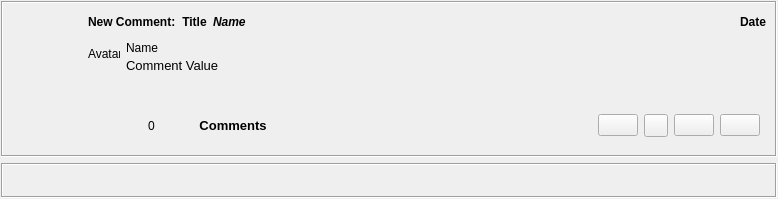
Qt form retroshare-gui/src/gui/feeds/BoardsCommentsItem.ui (RetroShare/RetroShare) before a commit.
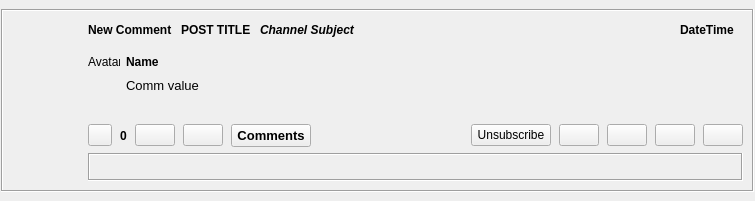
The same form after that commit. Icons and pictures are not drawn. Custom widgets are drawn as their Qt base class.

Commit message:
Fixing some layout issues & use the same ui for both classes
* Fixing some layout issues & use the same ui for both classes
* Hide unneeded Button
* Removed unneeded Label

```diff
--- a/retroshare-gui/src/gui/feeds/BoardsCommentsItem.ui
+++ b/retroshare-gui/src/gui/feeds/BoardsCommentsItem.ui
@@ -6,16 +6,10 @@
    <rect>
     <x>0</x>
     <y>0</y>
-    <width>778</width>
-    <height>199</height>
+    <width>755</width>
+    <height>201</height>
    </rect>
   </property>
-  <property name="windowTitle">
-   <string notr="true"/>
-  </property>
-  <property name="styleSheet">
-   <string notr="true"/>
-  </property>
   <layout class="QGridLayout" name="gridLayout_3">
    <property name="leftMargin">
     <number>1</number>
@@ -48,14 +42,11 @@
      </property>
      <layout class="QGridLayout" name="gridLayout_2">
       <item row="0" column="0" rowspan="4">
-       <layout class="QVBoxLayout" name="verticalLayout_3">
-        <property name="topMargin">
-         <number>0</number>
-        </property>
+       <layout class="QVBoxLayout" name="verticalLayout">
         <item>
          <widget class="QLabel" name="thumbnailLabel">
           <property name="sizePolicy">
-           <sizepolicy hsizetype="Fixed" vsizetype="Fixed">
+           <sizepolicy hsizetype="Preferred" vsizetype="Maximum">
             <horstretch>0</horstretch>
             <verstretch>0</verstretch>
            </sizepolicy>
@@ -72,12 +63,6 @@
             <height>70</height>
            </size>
           </property>
-          <property name="styleSheet">
-           <string notr="true"/>
-          </property>
-          <property name="frameShape">
-           <enum>QFrame::NoFrame</enum>
-          </property>
           <property name="text">
            <string/>
           </property>
@@ -87,17 +72,20 @@
           <property name="scaledContents">
            <bool>true</bool>
           </property>
+          <property name="alignment">
+           <set>Qt::AlignCenter</set>
+          </property>
          </widget>
         </item>
         <item>
-         <spacer name="verticalSpacer_2">
+         <spacer name="verticalSpacer">
           <property name="orientation">
            <enum>Qt::Vertical</enum>
           </property>
           <property name="sizeHint" stdset="0">
            <size>
-            <width>50</width>
-            <height>5</height>
+            <width>20</width>
+            <height>40</height>
            </size>
           </property>
          </spacer>
@@ -105,7 +93,21 @@
        </layout>
       </item>
       <item row="0" column="1">
+       <layout class="QHBoxLayout" name="tilteHLayout">
+        <property name="spacing">
+         <number>9</number>
+        </property>
+        <property name="rightMargin">
+         <number>9</number>
+        </property>
+        <item>
        <widget class="QLabel" name="newCommentLabel">
+          <property name="sizePolicy">
+           <sizepolicy hsizetype="Preferred" vsizetype="Preferred">
+            <horstretch>0</horstretch>
+            <verstretch>0</verstretch>
+           </sizepolicy>
+          </property>
         <property name="font">
          <font>
           <weight>75</weight>
@@ -113,21 +115,15 @@
          </font>
         </property>
         <property name="text">
-         <string>New Comment:</string>
+           <string>New Comment</string>
         </property>
         <property name="scaledContents">
          <bool>true</bool>
         </property>
        </widget>
       </item>
-      <item row="0" column="2">
-       <widget class="StyledLabel" name="titleLabel">
-        <property name="sizePolicy">
-         <sizepolicy hsizetype="Preferred" vsizetype="Expanding">
-          <horstretch>0</horstretch>
-          <verstretch>0</verstretch>
-         </sizepolicy>
-        </property>
+        <item>
+         <widget class="QLabel" name="subjectLabel">
         <property name="font">
          <font>
           <weight>75</weight>
@@ -135,24 +131,21 @@
          </font>
         </property>
         <property name="text">
-         <string notr="true">Title</string>
-        </property>
-        <property name="alignment">
-         <set>Qt::AlignCenter</set>
-        </property>
-        <property name="wordWrap">
-         <bool>false</bool>
+           <string notr="true">POST TITLE</string>
         </property>
         <property name="openExternalLinks">
          <bool>true</bool>
         </property>
-        <property name="textInteractionFlags">
-         <set>Qt::LinksAccessibleByMouse|Qt::TextSelectableByMouse</set>
-        </property>
-       </widget>
-      </item>
-      <item row="0" column="3">
-       <widget class="QLabel" name="nameLabel">
+         </widget>
+        </item>
+        <item>
+         <widget class="QLabel" name="titleLabel">
+          <property name="sizePolicy">
+           <sizepolicy hsizetype="Preferred" vsizetype="Preferred">
+            <horstretch>0</horstretch>
+            <verstretch>0</verstretch>
+           </sizepolicy>
+          </property>
         <property name="font">
          <font>
           <weight>75</weight>
@@ -161,37 +154,31 @@
          </font>
         </property>
         <property name="text">
-         <string>Name</string>
+           <string notr="true">Channel Subject</string>
+          </property>
+          <property name="scaledContents">
+           <bool>false</bool>
         </property>
         <property name="openExternalLinks">
          <bool>true</bool>
         </property>
        </widget>
       </item>
-      <item row="0" column="4">
-       <spacer name="horizontalSpacer_4">
+        <item>
+         <spacer name="horizontalSpacer">
         <property name="orientation">
          <enum>Qt::Horizontal</enum>
         </property>
-        <property name="sizeType">
-         <enum>QSizePolicy::Expanding</enum>
-        </property>
         <property name="sizeHint" stdset="0">
          <size>
-          <width>479</width>
+            <width>40</width>
           <height>20</height>
          </size>
         </property>
        </spacer>
       </item>
-      <item row="0" column="5">
+        <item>
        <widget class="QLabel" name="datetimeLabel">
-        <property name="sizePolicy">
-         <sizepolicy hsizetype="Minimum" vsizetype="Preferred">
-          <horstretch>0</horstretch>
-          <verstretch>0</verstretch>
-         </sizepolicy>
-        </property>
         <property name="font">
          <font>
           <weight>75</weight>
@@ -199,22 +186,27 @@
          </font>
         </property>
         <property name="text">
-         <string notr="true">Date</string>
-        </property>
-        <property name="openExternalLinks">
-         <bool>true</bool>
+           <string notr="true">DateTime</string>
         </property>
        </widget>
       </item>
-      <item row="1" column="1" colspan="5">
+       </layout>
+      </item>
+      <item row="1" column="1">
        <widget class="QFrame" name="commentFrame">
         <property name="sizePolicy">
-         <sizepolicy hsizetype="Preferred" vsizetype="Preferred">
+         <sizepolicy hsizetype="Expanding" vsizetype="Preferred">
           <horstretch>0</horstretch>
           <verstretch>0</verstretch>
          </sizepolicy>
         </property>
-        <layout class="QGridLayout" name="commentgridLayout">
+        <property name="styleSheet">
+         <string notr="true"/>
+        </property>
+        <layout class="QGridLayout" name="gridLayout">
+         <property name="sizeConstraint">
+          <enum>QLayout::SetDefaultConstraint</enum>
+         </property>
          <property name="leftMargin">
           <number>0</number>
          </property>
@@ -227,10 +219,64 @@
          <property name="bottomMargin">
           <number>0</number>
          </property>
+         <property name="horizontalSpacing">
+          <number>6</number>
+         </property>
          <property name="verticalSpacing">
           <number>0</number>
          </property>
-         <item row="0" column="0" rowspan="2">
+         <item row="0" column="3">
+          <spacer name="horizontalSpacer_3">
+           <property name="orientation">
+            <enum>Qt::Horizontal</enum>
+           </property>
+           <property name="sizeType">
+            <enum>QSizePolicy::Expanding</enum>
+           </property>
+           <property name="sizeHint" stdset="0">
+            <size>
+             <width>288</width>
+             <height>17</height>
+            </size>
+           </property>
+          </spacer>
+         </item>
+         <item row="1" column="0">
+          <spacer name="verticalSpacer_3">
+           <property name="orientation">
+            <enum>Qt::Vertical</enum>
+           </property>
+           <property name="sizeHint" stdset="0">
+            <size>
+             <width>20</width>
+             <height>40</height>
+            </size>
+           </property>
+          </spacer>
+         </item>
+         <item row="0" column="2">
+          <widget class="GxsIdLabel" name="nameLabel">
+           <property name="sizePolicy">
+            <sizepolicy hsizetype="Preferred" vsizetype="Preferred">
+             <horstretch>0</horstretch>
+             <verstretch>0</verstretch>
+            </sizepolicy>
+           </property>
+           <property name="font">
+            <font>
+             <weight>75</weight>
+             <bold>true</bold>
+            </font>
+           </property>
+           <property name="text">
+            <string>Name</string>
+           </property>
+           <property name="alignment">
+            <set>Qt::AlignLeading|Qt::AlignLeft|Qt::AlignVCenter</set>
+           </property>
+          </widget>
+         </item>
+         <item row="0" column="0">
           <widget class="QLabel" name="avatarLabel">
            <property name="minimumSize">
             <size>
@@ -249,27 +295,7 @@
            </property>
           </widget>
          </item>
-         <item row="0" column="1">
-          <widget class="GxsIdLabel" name="nicknameLabel">
-           <property name="text">
-            <string>Name</string>
-           </property>
-          </widget>
-         </item>
-         <item row="0" column="2">
-          <spacer name="horizontalSpacer_2">
-           <property name="orientation">
-            <enum>Qt::Horizontal</enum>
-           </property>
-           <property name="sizeHint" stdset="0">
-            <size>
-             <width>508</width>
-             <height>20</height>
-            </size>
-           </property>
-          </spacer>
-         </item>
-         <item row="1" column="1" rowspan="2" colspan="2">
+         <item row="1" column="2" colspan="2">
           <widget class="QLabel" name="commLabel">
            <property name="sizePolicy">
             <sizepolicy hsizetype="Preferred" vsizetype="Preferred">
@@ -284,7 +310,7 @@
             </font>
            </property>
            <property name="text">
-            <string>Comment Value</string>
+            <string>Comm value</string>
            </property>
            <property name="alignment">
             <set>Qt::AlignLeading|Qt::AlignLeft|Qt::AlignTop</set>
@@ -297,106 +323,16 @@
            </property>
           </widget>
          </item>
-         <item row="2" column="0">
-          <spacer name="verticalSpacer">
-           <property name="orientation">
-            <enum>Qt::Vertical</enum>
-           </property>
-           <property name="sizeType">
-            <enum>QSizePolicy::Expanding</enum>
-           </property>
-           <property name="sizeHint" stdset="0">
-            <size>
-             <width>20</width>
-             <height>38</height>
-            </size>
-           </property>
-          </spacer>
-         </item>
         </layout>
        </widget>
       </item>
-      <item row="2" column="1" colspan="5">
+      <item row="2" column="1">
        <layout class="QHBoxLayout" name="buttonHLayout">
         <property name="spacing">
-         <number>6</number>
+         <number>8</number>
         </property>
-        <property name="leftMargin">
-         <number>0</number>
-        </property>
-        <property name="rightMargin">
-         <number>6</number>
-        </property>
-        <property name="bottomMargin">
-         <number>3</number>
-        </property>
         <item>
-         <widget class="QToolButton" name="voteUpButton">
-          <property name="sizePolicy">
-           <sizepolicy hsizetype="Preferred" vsizetype="Preferred">
-            <horstretch>0</horstretch>
-            <verstretch>0</verstretch>
-           </sizepolicy>
-          </property>
-          <property name="toolTip">
-           <string>Vote up</string>
-          </property>
-          <property name="styleSheet">
-           <string notr="true"/>
-          </property>
-          <property name="text">
-           <string/>
-          </property>
-          <property name="icon">
-           <iconset>
-            <normaloff>:/images/up-arrow.png</normaloff>:/images/up-arrow.png</iconset>
-          </property>
-          <property name="autoRaise">
-           <bool>true</bool>
-          </property>
-         </widget>
-        </item>
-        <item>
-         <widget class="QToolButton" name="voteDownButton">
-          <property name="sizePolicy">
-           <sizepolicy hsizetype="Preferred" vsizetype="Preferred">
-            <horstretch>0</horstretch>
-            <verstretch>0</verstretch>
-           </sizepolicy>
-          </property>
-          <property name="minimumSize">
-           <size>
-            <width>0</width>
-            <height>0</height>
-           </size>
-          </property>
-          <property name="toolTip">
-           <string>Vote down</string>
-          </property>
-          <property name="styleSheet">
-           <string notr="true"/>
-          </property>
-          <property name="icon">
-           <iconset>
-            <normaloff>:/images/down-arrow.png</normaloff>:/images/down-arrow.png</iconset>
-          </property>
-          <property name="autoRaise">
-           <bool>true</bool>
-          </property>
-         </widget>
-        </item>
-        <item>
-         <widget class="StyledLabel" name="scoreLabel">
-          <property name="text">
-           <string>0</string>
-          </property>
-          <property name="alignment">
-           <set>Qt::AlignCenter</set>
-          </property>
-         </widget>
-        </item>
-        <item>
-         <widget class="QToolButton" name="readButton">
+         <widget class="QPushButton" name="readButton">
           <property name="maximumSize">
            <size>
             <width>24</width>
@@ -419,13 +355,46 @@
           <property name="checked">
            <bool>false</bool>
           </property>
-          <property name="autoRaise">
-           <bool>true</bool>
+          <property name="flat">
+           <bool>false</bool>
           </property>
          </widget>
         </item>
         <item>
-         <widget class="QToolButton" name="commentButton">
+         <widget class="QLabel" name="scoreLabel">
+          <property name="font">
+           <font>
+            <weight>75</weight>
+            <bold>true</bold>
+           </font>
+          </property>
+          <property name="text">
+           <string>0</string>
+          </property>
+         </widget>
+        </item>
+        <item>
+         <widget class="QPushButton" name="voteUpButton">
+          <property name="toolTip">
+           <string>I like this</string>
+          </property>
+          <property name="text">
+           <string/>
+          </property>
+         </widget>
+        </item>
+        <item>
+         <widget class="QPushButton" name="voteDownButton">
+          <property name="toolTip">
+           <string>I dislike this</string>
+          </property>
+          <property name="text">
+           <string/>
+          </property>
+         </widget>
+        </item>
+        <item>
+         <widget class="QPushButton" name="commentButton">
           <property name="font">
            <font>
             <family>MS Sans Serif</family>
@@ -437,35 +406,44 @@
           <property name="text">
            <string>Comments</string>
           </property>
-          <property name="icon">
-           <iconset>
-            <normaloff>:/images/comments.png</normaloff>:/images/comments.png</iconset>
-          </property>
-          <property name="toolButtonStyle">
-           <enum>Qt::ToolButtonTextBesideIcon</enum>
-          </property>
-          <property name="autoRaise">
-           <bool>true</bool>
-          </property>
          </widget>
         </item>
         <item>
-         <spacer name="horizontalSpacer">
+         <spacer name="horizontalSpacer_2">
           <property name="orientation">
            <enum>Qt::Horizontal</enum>
           </property>
           <property name="sizeHint" stdset="0">
            <size>
-            <width>118</width>
+            <width>40</width>
             <height>20</height>
            </size>
           </property>
          </spacer>
         </item>
+        <item>
+         <widget class="QPushButton" name="unsubscribeButton">
+          <property name="sizePolicy">
+           <sizepolicy hsizetype="Fixed" vsizetype="Fixed">
+            <horstretch>0</horstretch>
+            <verstretch>0</verstretch>
+           </sizepolicy>
+          </property>
+          <property name="focusPolicy">
+           <enum>Qt::NoFocus</enum>
+          </property>
+          <property name="toolTip">
+           <string>Unsubscribe From Channel</string>
+          </property>
+          <property name="text">
+           <string>Unsubscribe</string>
+          </property>
+         </widget>
+        </item>
         <item>
          <widget class="QPushButton" name="copyLinkButton">
           <property name="sizePolicy">
-           <sizepolicy hsizetype="Preferred" vsizetype="Fixed">
+           <sizepolicy hsizetype="Fixed" vsizetype="Fixed">
             <horstretch>0</horstretch>
             <verstretch>0</verstretch>
            </sizepolicy>
@@ -482,33 +460,32 @@
           <property name="text">
            <string/>
           </property>
-          <property name="icon">
-           <iconset>
-            <normaloff>:/images/share.png</normaloff>:/images/share.png</iconset>
-          </property>
-          <property name="default">
-           <bool>false</bool>
-          </property>
-          <property name="flat">
-           <bool>false</bool>
-          </property>
          </widget>
         </item>
         <item>
-         <widget class="QToolButton" name="expandButton">
+         <widget class="QPushButton" name="expandButton">
+          <property name="sizePolicy">
+           <sizepolicy hsizetype="Fixed" vsizetype="Fixed">
+            <horstretch>0</horstretch>
+            <verstretch>0</verstretch>
+           </sizepolicy>
+          </property>
+          <property name="focusPolicy">
+           <enum>Qt::NoFocus</enum>
+          </property>
           <property name="toolTip">
            <string>Expand</string>
           </property>
-          <property name="text">
-           <string/>
-          </property>
-          <property name="autoRaise">
-           <bool>false</bool>
-          </property>
          </widget>
         </item>
         <item>
          <widget class="QPushButton" name="readAndClearButton">
+          <property name="sizePolicy">
+           <sizepolicy hsizetype="Fixed" vsizetype="Fixed">
+            <horstretch>0</horstretch>
+            <verstretch>0</verstretch>
+           </sizepolicy>
+          </property>
           <property name="focusPolicy">
            <enum>Qt::NoFocus</enum>
           </property>
@@ -519,6 +496,12 @@
         </item>
         <item>
          <widget class="QPushButton" name="clearButton">
+          <property name="sizePolicy">
+           <sizepolicy hsizetype="Fixed" vsizetype="Fixed">
+            <horstretch>0</horstretch>
+            <verstretch>0</verstretch>
+           </sizepolicy>
+          </property>
           <property name="focusPolicy">
            <enum>Qt::NoFocus</enum>
           </property>
@@ -529,44 +512,59 @@
         </item>
        </layout>
       </item>
-     </layout>
-    </widget>
-   </item>
-   <item row="1" column="0">
+      <item row="3" column="1">
+       <widget class="QFrame" name="expandFrame">
+        <layout class="QVBoxLayout" name="expandFrameVLayout">
+         <property name="leftMargin">
+          <number>0</number>
+         </property>
+         <property name="topMargin">
+          <number>0</number>
+         </property>
+         <property name="rightMargin">
+          <number>0</number>
+         </property>
+         <property name="bottomMargin">
+          <number>0</number>
+         </property>
+         <item>
     <widget class="QFrame" name="replyFrame">
-     <property name="autoFillBackground">
-      <bool>true</bool>
-     </property>
      <property name="frameShape">
       <enum>QFrame::Box</enum>
      </property>
      <property name="frameShadow">
       <enum>QFrame::Sunken</enum>
      </property>
-     <layout class="QGridLayout" name="gridLayout">
+           <layout class="QVBoxLayout" name="msgFrameVLayout">
       <property name="leftMargin">
-       <number>3</number>
+             <number>5</number>
       </property>
       <property name="topMargin">
-       <number>3</number>
+             <number>5</number>
       </property>
       <property name="rightMargin">
-       <number>3</number>
+             <number>5</number>
       </property>
       <property name="bottomMargin">
-       <number>3</number>
-      </property>
-      <property name="spacing">
-       <number>1</number>
-      </property>
-      <item row="0" column="0" colspan="2">
+             <number>5</number>
+            </property>
+            <item>
        <widget class="QLabel" name="replyLabel">
-        <property name="text">
-         <string/>
+              <property name="sizePolicy">
+               <sizepolicy hsizetype="MinimumExpanding" vsizetype="Preferred">
+                <horstretch>0</horstretch>
+                <verstretch>0</verstretch>
+               </sizepolicy>
         </property>
         <property name="wordWrap">
          <bool>true</bool>
         </property>
+              <property name="margin">
+               <number>6</number>
+              </property>
+              <property name="indent">
+               <number>-1</number>
+              </property>
         <property name="openExternalLinks">
          <bool>true</bool>
         </property>
@@ -580,12 +578,13 @@
    </item>
   </layout>
  </widget>
+      </item>
+     </layout>
+    </widget>
+   </item>
+  </layout>
+ </widget>
  <customwidgets>
-  <customwidget>
-   <class>StyledLabel</class>
-   <extends>QLabel</extends>
-   <header>gui/common/StyledLabel.h</header>
-  </customwidget>
   <customwidget>
    <class>GxsIdLabel</class>
    <extends>QLabel</extends>
```
Left out of the diff: 19 changed lines with no effect on the pictures. Lines whose indentation alone changed are shown as unchanged. The commit also changes 4 other files.
